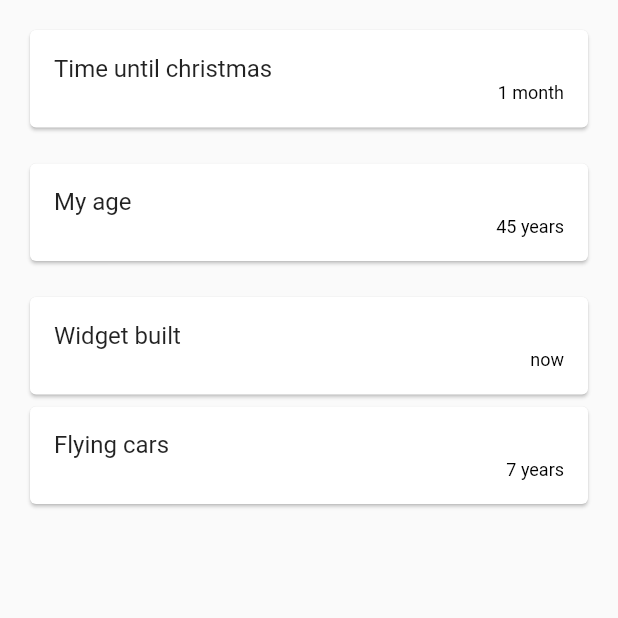
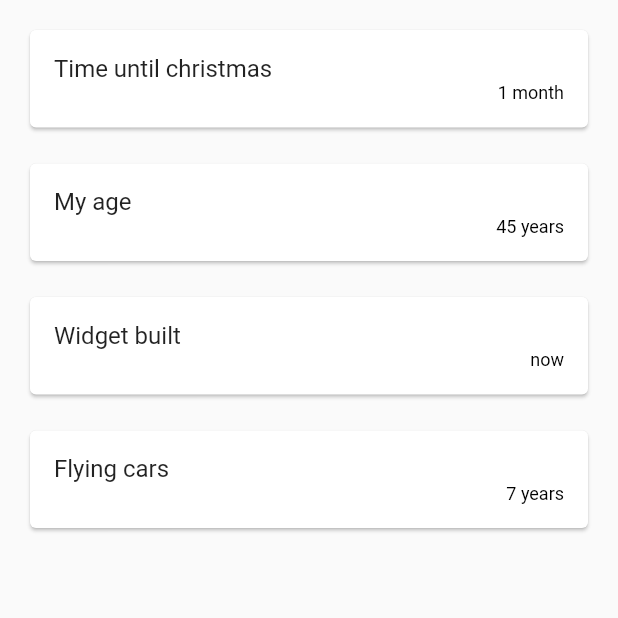
Before and after one commit to K-FX/kfx-flutter, a Flutter app: the screen it shows after launch, on a phone screen of 412 x 824 dp, the top half of it. Run offline on Flutter 3.47's test engine with Material 2 defaults, Android fonts, the phone set to English and light mode, and no system bars.

Commit message:
Fix example

```diff
--- a/src/example/extensions/date_time/relative_time/lib/main.dart
+++ b/src/example/extensions/date_time/relative_time/lib/main.dart
@@ -37,6 +37,7 @@ class MyApp extends StatelessWidget {
                   initialData: now.toRelativeString(),
                   builder: (context, asyncSnapshot) => _ExampleCard(title: "Widget built", text: asyncSnapshot.data!),
                 ),
+                const SizedBox(width: 16, height: 16),
                 _ExampleCard(title: "Flying cars", date: DateTime(2015, 10, 21)),
               ],
             ),
```
